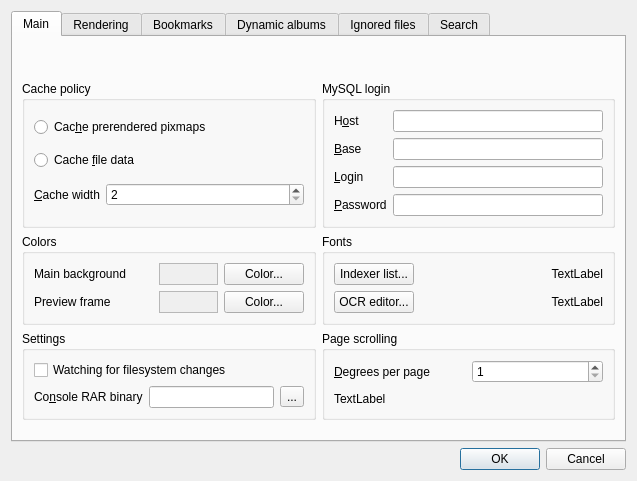
First picture: the form in settingsdialog.ui, repository kernel1024/qmanga, before the edit.
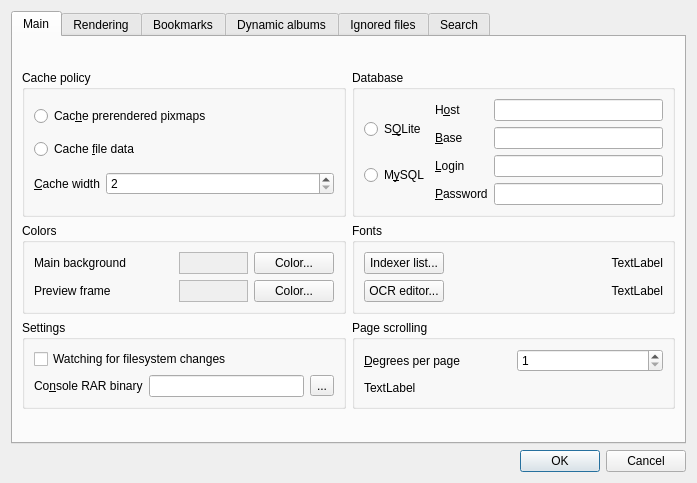
Second picture: the form after the edit.

Commit message: SQLite support integrated. Also other updates: - fixed name pattern search for LIKE condition (sqlGetFiles, new bug from prevous commit); - additional checks on empty database case (sqlDelEmptyAlbums, sqlInsertIgnoredFilesPrivate); - updating indexed directory list for inotify after manga deletion; - MySQL-specific TRUNCATE and NOW replaced with more cross-compatible instructions.

What changed in the file:
```diff
--- a/settingsdialog.ui
+++ b/settingsdialog.ui
@@ -6,8 +6,8 @@
    <rect>
     <x>0</x>
     <y>0</y>
-    <width>637</width>
-    <height>481</height>
+    <width>697</width>
+    <height>483</height>
    </rect>
   </property>
   <property name="windowTitle">
@@ -32,7 +32,7 @@
          <property name="sizeHint" stdset="0">
           <size>
            <width>20</width>
-           <height>66</height>
+           <height>40</height>
           </size>
          </property>
         </spacer>
@@ -42,8 +42,28 @@
          <item row="0" column="1">
           <widget class="QGroupBox" name="groupBox_2">
            <property name="title">
-            <string>MySQL login</string>
+            <string>Database</string>
            </property>
+           <layout class="QHBoxLayout" name="horizontalLayout_12">
+            <item>
+             <layout class="QVBoxLayout" name="verticalLayout_13">
+              <item>
+               <widget class="QRadioButton" name="rbSQLite">
+                <property name="text">
+                 <string>S&amp;QLite</string>
+                </property>
+               </widget>
+              </item>
+              <item>
+               <widget class="QRadioButton" name="rbMySQL">
+                <property name="text">
+                 <string>M&amp;ySQL</string>
+                </property>
+               </widget>
+              </item>
+             </layout>
+            </item>
+            <item>
            <layout class="QFormLayout" name="formLayout_2">
             <item row="0" column="0">
              <widget class="QLabel" name="label_12">
@@ -102,6 +122,8 @@
              </widget>
             </item>
            </layout>
+            </item>
+           </layout>
           </widget>
          </item>
          <item row="1" column="0">
@@ -375,8 +397,8 @@
          </property>
          <property name="sizeHint" stdset="0">
           <size>
-           <width>17</width>
-           <height>42</height>
+           <width>20</width>
+           <height>40</height>
           </size>
          </property>
         </spacer>
```
Left out of the diff: 4 changed lines with no effect on the pictures. Lines whose indentation alone changed are shown as unchanged. The commit also changes 9 other files.
